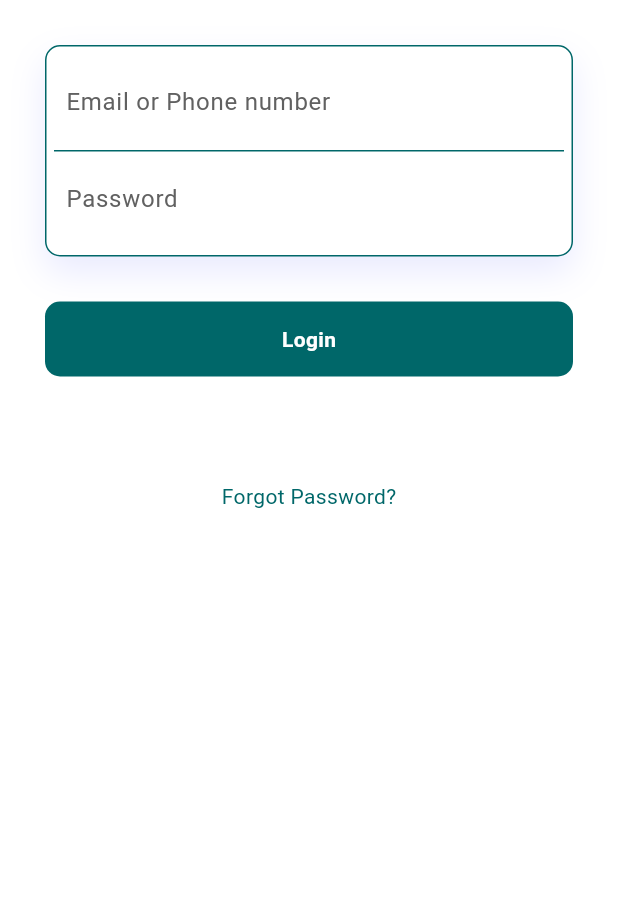
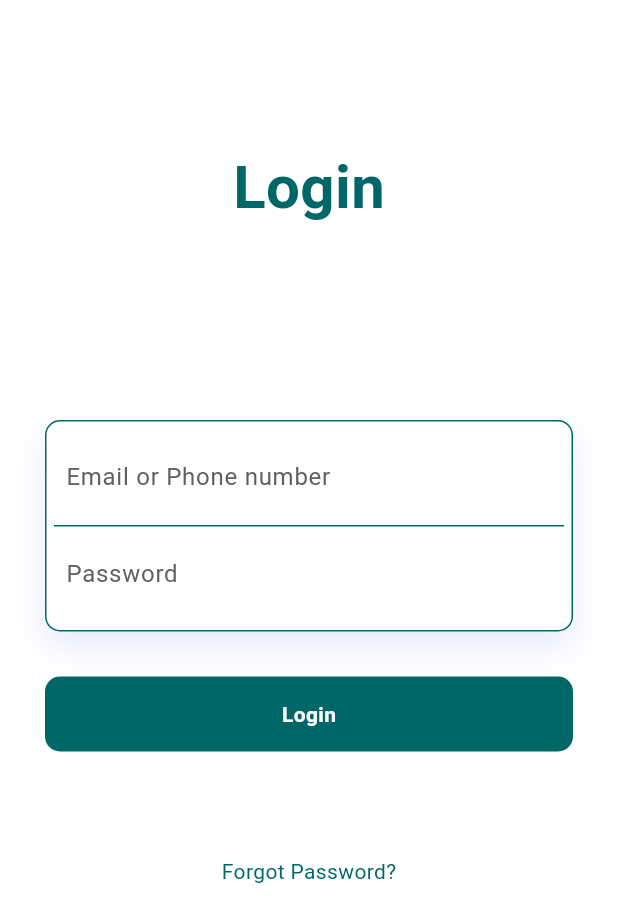
Before and after one commit to 4ursmile/keeper, a Flutter app: the screen it shows after launch, on a phone screen of 412 x 824 dp. Shown: the top 922 px of the screen. Run offline on Flutter 3.47's test engine with Material 3 defaults, Android fonts, the phone set to English and light mode, and no system bars; our stand-ins replace animate_do, animated_bottom_navigation_bar, camera, flutter_dotenv, google_maps_flutter, image_picker and 2 more; missing offline and left inert: aws_common, aws_signature_v4, flutter_polyline_points.

Commit message:
ui: Append more to login screen

```diff
--- a/app/lib/screens/authentication_screen/login_screen.dart
+++ b/app/lib/screens/authentication_screen/login_screen.dart
@@ -48,6 +48,22 @@ class _LoginScreenState extends State<LoginScreen> {
         child: Container(
           child: Column(
             children: <Widget>[
+              SizedBox(
+                height: 250,
+                child: Center(
+                  child: FadeInUp(
+                    duration: Duration(milliseconds: 1500),
+                    child: Text(
+                      "Login",
+                      style: TextStyle(
+                        fontSize: 40,
+                        fontWeight: FontWeight.bold,
+                        color: AppColors.primaryColor,
+                      ),
+                    ),
+                  ),
+                ),
+              ),
               Padding(
                 padding: EdgeInsets.all(30.0),
                 child: Column(
@@ -74,7 +90,8 @@ class _LoginScreenState extends State<LoginScreen> {
                               padding: EdgeInsets.all(8.0),
                               decoration: BoxDecoration(
                                 border: Border(
-                                  bottom: BorderSide(color: AppColors.primaryColor),
+                                  bottom:
+                                      BorderSide(color: AppColors.primaryColor),
                                 ),
                               ),
                               child: TextField(
```
